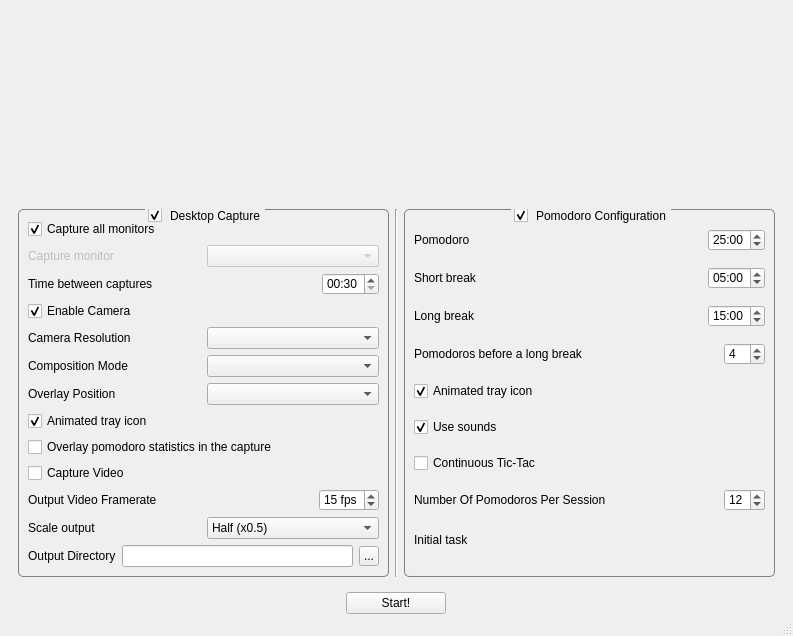
This is MainWindow.ui in FelixdelasPozas/pomodorotimelapse as Qt 5 draws it before an edit. The edited form follows.
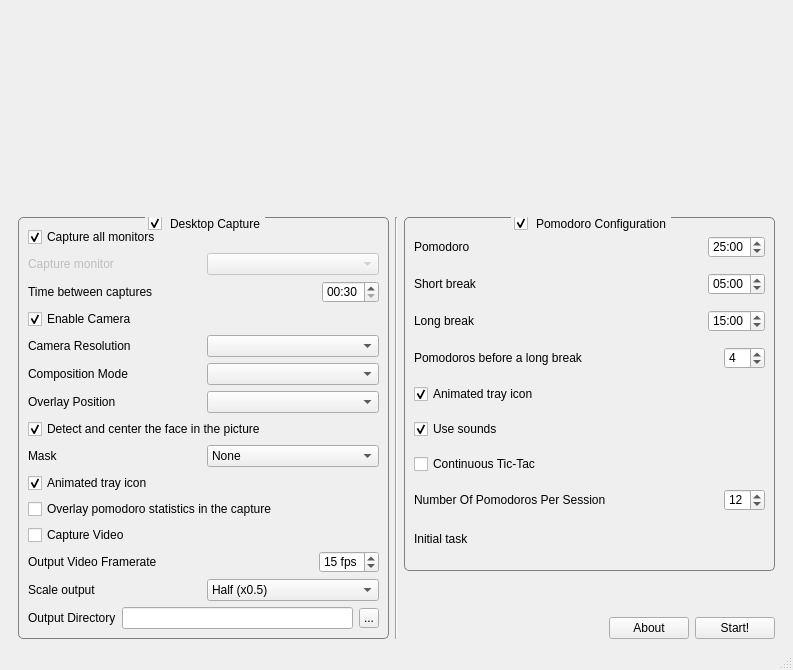
This is the edited form. Icons and pictures are not drawn.

Commit message: CaptureDesktopThread refactorization. Added about button to GUI. Prevent the execution of multiple instances of the application.

```diff
--- a/MainWindow.ui
+++ b/MainWindow.ui
@@ -7,7 +7,7 @@
     <x>0</x>
     <y>0</y>
     <width>793</width>
-    <height>636</height>
+    <height>670</height>
    </rect>
   </property>
   <property name="windowTitle">
@@ -264,6 +264,49 @@
             </item>
            </layout>
           </item>
+          <item>
+           <widget class="QCheckBox" name="m_trackFace">
+            <property name="text">
+             <string>Detect and center the face in the picture</string>
+            </property>
+            <property name="checked">
+             <bool>true</bool>
+            </property>
+           </widget>
+          </item>
+          <item>
+           <layout class="QHBoxLayout" name="horizontalLayout_17">
+            <item>
+             <widget class="QLabel" name="label_11">
+              <property name="text">
+               <string>Mask</string>
+              </property>
+             </widget>
+            </item>
+            <item>
+             <widget class="QComboBox" name="m_cameraMaskComboBox">
+              <property name="currentIndex">
+               <number>2</number>
+              </property>
+              <item>
+               <property name="text">
+                <string>I feel like a sir</string>
+               </property>
+              </item>
+              <item>
+               <property name="text">
+                <string>Anonymous</string>
+               </property>
+              </item>
+              <item>
+               <property name="text">
+                <string>None</string>
+               </property>
+              </item>
+             </widget>
+            </item>
+           </layout>
+          </item>
           <item>
            <widget class="QCheckBox" name="m_screenshotAnimateTray">
             <property name="toolTip">
@@ -449,6 +492,11 @@
         </widget>
        </item>
        <item>
+        <layout class="QVBoxLayout" name="verticalLayout_3" stretch="1,0,0">
+         <property name="rightMargin">
+          <number>0</number>
+         </property>
+         <item>
         <widget class="QGroupBox" name="m_pomodoroGroupBox">
          <property name="styleSheet">
           <string notr="true"> QGroupBox {
@@ -778,14 +826,50 @@
          </layout>
         </widget>
        </item>
-      </layout>
-     </widget>
+         <item>
+          <spacer name="verticalSpacer">
+           <property name="orientation">
+            <enum>Qt::Vertical</enum>
+           </property>
+           <property name="sizeHint" stdset="0">
+            <size>
+             <width>20</width>
+             <height>40</height>
+            </size>
+           </property>
+          </spacer>
     </item>
     <item>
      <layout class="QHBoxLayout" name="horizontalLayout_10">
       <property name="topMargin">
        <number>0</number>
       </property>
+           <item>
+            <spacer name="horizontalSpacer">
+             <property name="orientation">
+              <enum>Qt::Horizontal</enum>
+             </property>
+             <property name="sizeHint" stdset="0">
+              <size>
+               <width>40</width>
+               <height>20</height>
+              </size>
+             </property>
+            </spacer>
+           </item>
+           <item>
+            <widget class="QPushButton" name="m_about">
+             <property name="maximumSize">
+              <size>
+               <width>100</width>
+               <height>100</height>
+              </size>
+             </property>
+             <property name="text">
+              <string>About</string>
+             </property>
+            </widget>
+           </item>
       <item>
        <widget class="QPushButton" name="m_startButton">
         <property name="maximumSize">
@@ -806,6 +890,11 @@
        </widget>
       </item>
      </layout>
+         </item>
+        </layout>
+       </item>
+      </layout>
+     </widget>
     </item>
    </layout>
   </widget>
```
Left out of the diff: 2 changed lines with no effect on the pictures. Lines whose indentation alone changed are shown as unchanged. The commit also changes 8 other files.
